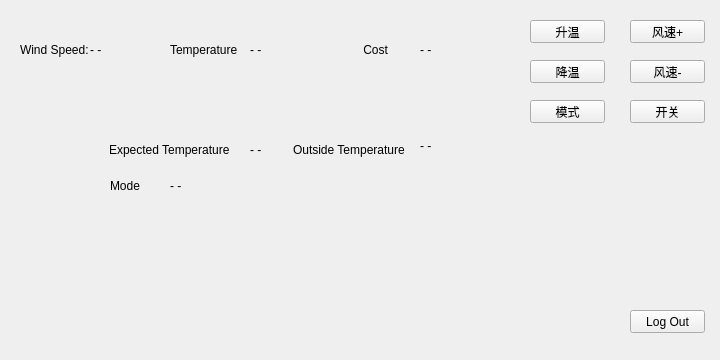
Connor1996/Distributed-Air-Conditioning-System, file src/client/panel.ui: the form before one commit.
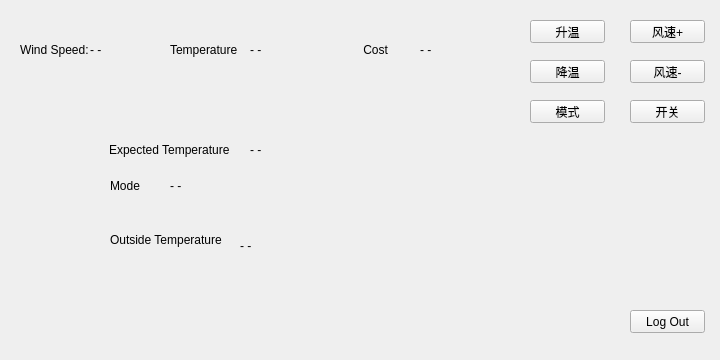
The form after the commit.

The edit to the form file:
```diff
--- a/src/client/panel.ui
+++ b/src/client/panel.ui
@@ -259,8 +259,8 @@
    <widget class="QLabel" name="label_6">
     <property name="geometry">
      <rect>
-      <x>283</x>
-      <y>130</y>
+      <x>100</x>
+      <y>220</y>
       <width>121</width>
       <height>20</height>
      </rect>
@@ -272,8 +272,8 @@
    <widget class="QLabel" name="originalTemp">
     <property name="geometry">
      <rect>
-      <x>410</x>
-      <y>130</y>
+      <x>230</x>
+      <y>230</y>
       <width>54</width>
       <height>12</height>
      </rect>
```
